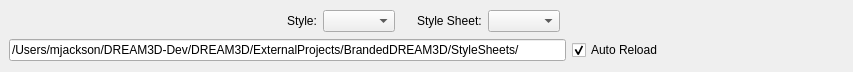
Old version of the form Source/SIMPLView/UI_Files/StyleSheetEditor.ui in the repository BlueQuartzSoftware/SIMPLView.
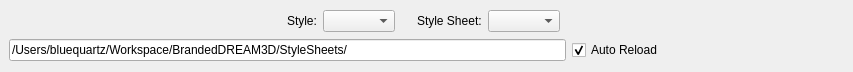
New version of the form.

Commit message: Bookmarks view now paints rows based on values from QtSStyles.

Patch:
```diff
--- a/Source/SIMPLView/UI_Files/StyleSheetEditor.ui
+++ b/Source/SIMPLView/UI_Files/StyleSheetEditor.ui
@@ -123,7 +123,7 @@
    <item row="1" column="0" colspan="7">
     <widget class="QLineEdit" name="qssFilePath">
      <property name="text">
-      <string>/Users/mjackson/DREAM3D-Dev/DREAM3D/ExternalProjects/BrandedDREAM3D/StyleSheets/</string>
+      <string>/Users/bluequartz/Workspace/BrandedDREAM3D/StyleSheets/</string>
      </property>
     </widget>
    </item>
```
The commit also changes 2 other files.
